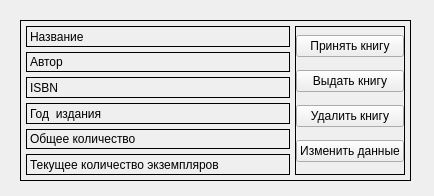
The window that ui_file/element/book/books.ui (HiraiKaoTsi/diplom) describes before a commit, drawn with Qt 5.
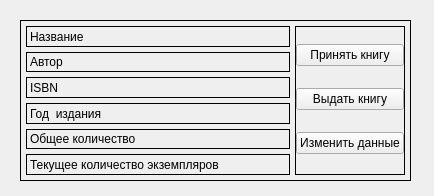
The same window after the commit. Icons and pictures are not drawn.

```diff
--- a/ui_file/element/book/books.ui
+++ b/ui_file/element/book/books.ui
@@ -182,26 +182,6 @@
          </property>
         </widget>
        </item>
-       <item>
-        <widget class="QPushButton" name="pushButton_delete">
-         <property name="cursor">
-          <cursorShape>PointingHandCursor</cursorShape>
-         </property>
-         <property name="text">
-          <string>Удалить книгу</string>
-         </property>
-         <property name="icon">
-          <iconset resource="../../../icons/icons.qrc">
-           <normaloff>:/icons/book/book-delete.png</normaloff>:/icons/book/book-delete.png</iconset>
-         </property>
-         <property name="iconSize">
-          <size>
-           <width>32</width>
-           <height>32</height>
-          </size>
-         </property>
-        </widget>
-       </item>
        <item>
         <widget class="QPushButton" name="pushButton_edit">
          <property name="cursor">
```
Left out of the diff: 2 changed lines with no effect on the pictures.
